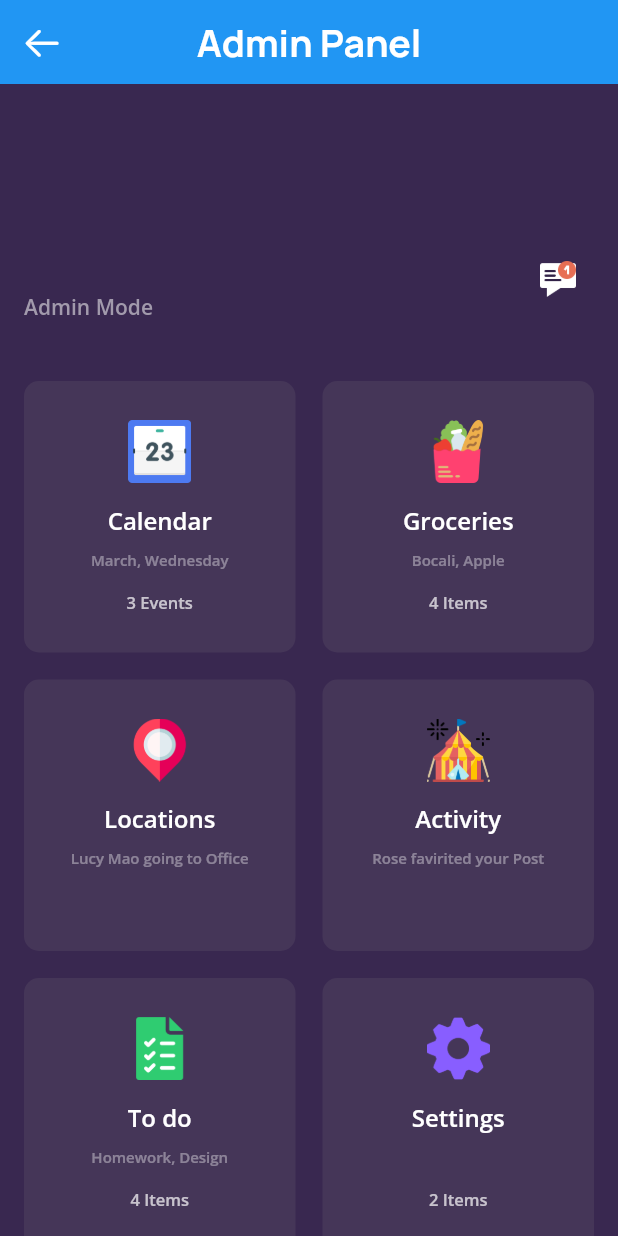
After one commit to Aman-1603/edu_tools, a Flutter app: the Admin_mainpage screen opened directly, on a phone screen of 412 x 824 dp. The commit adds this screen. Run offline on Flutter 3.47's test engine with Material 2 defaults, Android fonts, the phone set to English and light mode, and no system bars; our stand-ins replace cloud_firestore, firebase_auth, firebase_core, flutter_signin_button, fluttertoast, form_field_validator and 4 more; missing offline and left inert: jitsi_meet; accounts and stored records are empty.

Commit message:
admin modual implemented and some bug fixed.....

```diff
--- a/lib/admin_modual/admin_homepage.dart
+++ /dev/null
@@ -1,30 +0,0 @@
-import 'package:edu_tools/screen/main_screen.dart';
-import 'package:flutter/cupertino.dart';
-import 'package:flutter/material.dart';
-
-class Admin_page extends StatefulWidget {
-  const Admin_page({Key? key}) : super(key: key);
-
-
-
-  @override
-  State<Admin_page> createState() => _Admin_pageState();
-}
-
-class _Admin_pageState extends State<Admin_page> {
-  @override
-  Widget build(BuildContext context) {
-    return Scaffold(
-      appBar: AppBar(
-        // AppBar takes a Text Widget
-        // in it's title parameter
-        title: const Text('Amin Panel'),
-      ),
-
-      // body: main_screen(),
-
-
-
-    );
-  }
-}
--- /dev/null
+++ b/lib/admin_modual/admin_mainpage.dart
@@ -0,0 +1,116 @@
+import 'package:edu_tools/screen/main_screen.dart';
+import 'package:edu_tools/teacher_modual/posts_screen.dart';
+import 'package:flutter/cupertino.dart';
+import 'package:flutter/material.dart';
+import 'package:google_fonts/google_fonts.dart';
+
+import '../resources/auth_methods.dart';
+import 'griddashboard.dart';
+
+class Admin_mainpage extends StatefulWidget {
+  const Admin_mainpage({Key? key}) : super(key: key);
+
+
+  @override
+  State<Admin_mainpage> createState() => _Admin_mainpageState();
+}
+
+class _Admin_mainpageState extends State<Admin_mainpage> {
+
+  //displaying name to user
+  final AuthMethods _authMethods = AuthMethods();
+  late TextEditingController nameController;
+
+  @override
+  void initState() {
+    nameController = TextEditingController(
+      text: _authMethods.user.displayName,
+    );
+
+    super.initState();
+  }
+
+
+  //upto here
+
+  @override
+  Widget build(BuildContext context) {
+    return Scaffold(
+      appBar: AppBar(
+        leading: IconButton(
+        icon: const Icon(
+        CupertinoIcons.arrow_left,
+        color: Colors.white,
+
+        size: 28,
+    ), onPressed: () {
+          Navigator.pushReplacement(
+              context, MaterialPageRoute(builder: (_) => main_screen()));
+        },
+        ),
+        // AppBar takes a Text Widget
+        // in it's title parameter
+        // title: const Text('Admin Panel'),
+        elevation: 0,
+        title: const Text('Admin Panel',style: TextStyle(fontWeight: FontWeight.bold,fontSize: 25),),
+        centerTitle: true,
+      ),
+
+      backgroundColor: Color(0xff392850),
+      body: Column(
+        children: <Widget>[
+          SizedBox(
+            height: 110,
+          ),
+          Padding(
+            padding: EdgeInsets.only(left: 16, right: 16),
+            child: Row(
+              mainAxisAlignment: MainAxisAlignment.spaceBetween,
+              children: <Widget>[
+                Column(
+                  crossAxisAlignment: CrossAxisAlignment.start,
+                  children: <Widget>[
+                    Text(
+                     nameController.text,
+                      style: GoogleFonts.openSans(
+                          textStyle: TextStyle(
+                              color: Colors.white,
+                              fontSize: 18,
+                              fontWeight: FontWeight.bold)),
+                    ),
+                    SizedBox(
+                      height: 4,
+                    ),
+                    Text(
+                      "Admin Mode",
+                      style: GoogleFonts.openSans(
+                          textStyle: TextStyle(
+                              color: Color(0xffa29aac),
+                              fontSize: 14,
+                              fontWeight: FontWeight.w600)),
+                    ),
+                  ],
+                ),
+                IconButton(
+                  alignment: Alignment.topCenter,
+                  icon: Image.asset(
+                    "assets/notification.png",
+                    width: 24,
+                  ),
+                  onPressed: () {
+                    Navigator.pushReplacement(
+                        context, MaterialPageRoute(builder: (_) => posts_screen()));
+                  },
+                )
+              ],
+            ),
+          ),
+          SizedBox(
+            height: 40,
+          ),
+          GridDashboard()
+        ],
+      ),
+    );
+  }
+}
--- a/lib/admin_modual/admin_test.dart
+++ /dev/null
@@ -1,27 +0,0 @@
-import 'package:flutter/cupertino.dart';
-import 'package:flutter/material.dart';
-
-class Admin_test extends StatefulWidget {
-  const Admin_test({Key? key}) : super(key: key);
-
-  @override
-  State<Admin_test> createState() => _Admin_testState();
-}
-
-class _Admin_testState extends State<Admin_test> {
-  @override
-  Widget build(BuildContext context) {
-    return Scaffold(
-      appBar: AppBar(
-        // AppBar takes a Text Widget
-        // in it's title parameter
-        title: const Text('Amin Panel'),
-      ),
-
-      // body: main_screen(),
-
-
-
-    );
-  }
-}
--- /dev/null
+++ b/lib/admin_modual/griddashboard.dart
@@ -0,0 +1,112 @@
+import 'package:flutter/material.dart';
+import 'package:google_fonts/google_fonts.dart';
+
+class GridDashboard extends StatelessWidget {
+  Items item1 = new Items(
+      title: "Calendar",
+      subtitle: "March, Wednesday",
+      event: "3 Events",
+      img: "assets/calendar.png");
+
+  Items item2 = new Items(
+    title: "Groceries",
+    subtitle: "Bocali, Apple",
+    event: "4 Items",
+    img: "assets/food.png",
+  );
+  Items item3 = new Items(
+    title: "Locations",
+    subtitle: "Lucy Mao going to Office",
+    event: "",
+    img: "assets/map.png",
+  );
+  Items item4 = new Items(
+    title: "Activity",
+    subtitle: "Rose favirited your Post",
+    event: "",
+    img: "assets/festival.png",
+
+  );
+  Items item5 = new Items(
+    title: "To do",
+    subtitle: "Homework, Design",
+    event: "4 Items",
+    img: "assets/todo.png",
+  );
+  Items item6 = new Items(
+    title: "Settings",
+    subtitle: "",
+    event: "2 Items",
+    img: "assets/setting.png",
+  );
+
+  @override
+  Widget build(BuildContext context) {
+    List<Items> myList = [item1, item2, item3, item4, item5, item6];
+    var color = 0xff453658;
+    return Flexible(
+      child: GridView.count(
+          childAspectRatio: 1.0,
+          padding: EdgeInsets.only(left: 16, right: 16),
+          crossAxisCount: 2,
+          crossAxisSpacing: 18,
+          mainAxisSpacing: 18,
+          children: myList.map((data) {
+            return Container(
+              decoration: BoxDecoration(
+                  color: Color(color), borderRadius: BorderRadius.circular(10)),
+              child: Column(
+                mainAxisAlignment: MainAxisAlignment.center,
+                children: <Widget>[
+                  Image.asset(
+                    data.img,
+                    width: 42,
+                  ),
+                  SizedBox(
+                    height: 14,
+                  ),
+                  Text(
+                    data.title,
+                    style: GoogleFonts.openSans(
+                        textStyle: TextStyle(
+                            color: Colors.white,
+                            fontSize: 16,
+                            fontWeight: FontWeight.w600)),
+                  ),
+                  SizedBox(
+                    height: 8,
+                  ),
+                  Text(
+                    data.subtitle,
+                    style: GoogleFonts.openSans(
+                        textStyle: TextStyle(
+                            color: Colors.white38,
+                            fontSize: 10,
+                            fontWeight: FontWeight.w600)),
+                  ),
+                  SizedBox(
+                    height: 14,
+                  ),
+                  Text(
+                    data.event,
+                    style: GoogleFonts.openSans(
+                        textStyle: TextStyle(
+                            color: Colors.white70,
+                            fontSize: 11,
+                            fontWeight: FontWeight.w600)),
+                  ),
+                ],
+              ),
+            );
+          }).toList()),
+    );
+  }
+}
+
+class Items {
+  String title;
+  String subtitle;
+  String event;
+  String img;
+  Items({required this.title, required this.subtitle, required this.event, required this.img});
+}
--- a/lib/screen/BottomNavScreen.dart
+++ b/lib/screen/BottomNavScreen.dart
@@ -1,4 +1,3 @@
-import 'package:edu_tools/admin_modual/admin_homepage.dart';
 import 'package:edu_tools/metting/home_meeting_button.dart';
 import 'package:edu_tools/metting/meet_home_page.dart';
 import 'package:edu_tools/screen/home_nav_bar.dart';
--- a/lib/screen/home_lobby_screen.dart
+++ b/lib/screen/home_lobby_screen.dart
@@ -1,11 +1,10 @@
 import 'package:cloud_firestore/cloud_firestore.dart';
-import 'package:edu_tools/admin_modual/admin_test.dart';
+import 'package:edu_tools/admin_modual/admin_mainpage.dart';
 import 'package:edu_tools/screen/home_nav_bar.dart';
 import 'package:flutter/material.dart';
 import 'package:fluttertoast/fluttertoast.dart';
 
 
-import '../admin_modual/admin_homepage.dart';
 import '../metting/NavBar.dart';
 import '../widgets/custom_app_bar.dart';
 
@@ -60,7 +59,7 @@ class _Home_Lobby_ScreenState extends State<Home_Lobby_Screen> {
                   Navigator.pushReplacement(
                       context,
                       MaterialPageRoute(
-                        builder: (context) => Admin_test(),
+                        builder: (context) => Admin_mainpage(),
                       ));
                 }else{
                   Fluttertoast.showToast(
--- a/lib/views/authentication/login_page.dart
+++ b/lib/views/authentication/login_page.dart
@@ -1,6 +1,6 @@
 
 import 'package:cloud_firestore/cloud_firestore.dart';
-import 'package:edu_tools/admin_modual/admin_homepage.dart';
+import 'package:edu_tools/admin_modual/admin_mainpage.dart';
 import 'package:edu_tools/screen/main_screen.dart';
 import 'package:firebase_auth/firebase_auth.dart';
 import 'package:flutter/material.dart';
@@ -191,7 +191,7 @@ class _LoginPageState extends State<LoginPage> {
                                 Navigator.pushReplacement(
                                     context,
                                     MaterialPageRoute(
-                                    builder: (context) => Admin_page(),
+                                    builder: (context) => Admin_mainpage(),
                               ));
                               }else{
                                 Navigator.pushReplacement(
--- a/pubspec.yaml
+++ b/pubspec.yaml
@@ -101,6 +101,7 @@ flutter:
 
   # To add assets to your application, add an assets section, like this:
   assets:
+    - assets/
     - assets/images/
     - assets/images/auth/
     - assets/animation/
```
Also changed, not shown: assets/calendar.png (added), assets/festival.png (added), assets/food.png (added), assets/map.png (added), assets/notification.png (added), assets/setting.png (added), assets/todo.png (added).
